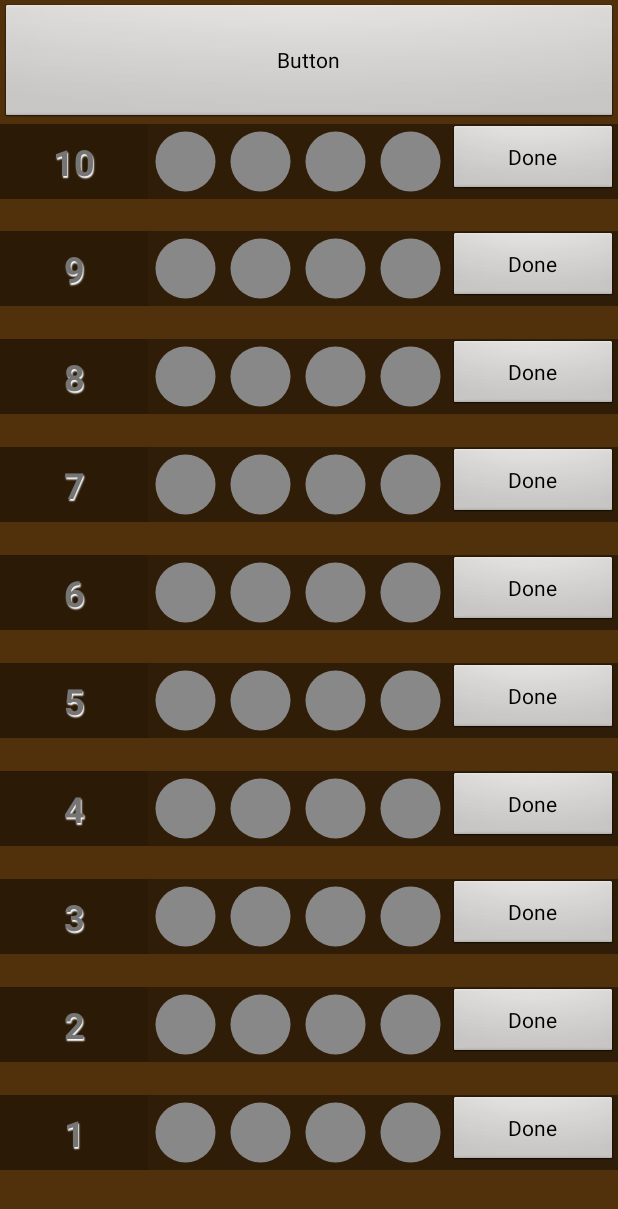
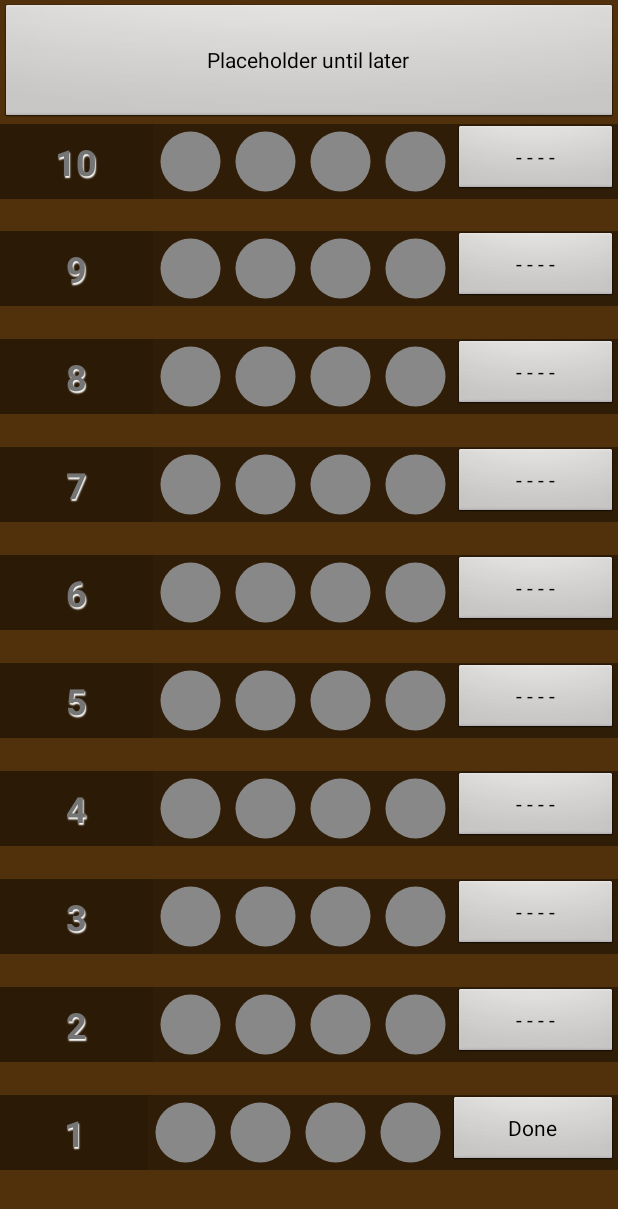
Before and after one commit to ChrisLaforet/MasterMind, an Android app: the PlayMastermindActivity screen opened directly, with no data from a screen before it, on a phone screen of 412 x 824 dp. Shown: the top 1209 px of the screen. Run offline under Robolectric (Android 15) with nearby library versions, the phone set to English and light mode, and no system bars.

Commit message:
Clean up and preparing to pop up peg selection menu

```diff
--- a/app/src/main/java/com/chrislaforetsoftware/mm/board/MastermindPegHole.kt
+++ b/app/src/main/java/com/chrislaforetsoftware/mm/board/MastermindPegHole.kt
@@ -6,8 +6,6 @@ import android.graphics.Color
 import android.graphics.Paint
 import android.util.AttributeSet
 import android.view.View
-import android.widget.TextView
-import kotlin.math.min
 
 
 class MastermindPegHole(context: Context, attrs: AttributeSet?, defStyle: Int) :
@@ -62,11 +60,11 @@ class MastermindPegHole(context: Context, attrs: AttributeSet?, defStyle: Int) :
         invalidate()
     }
 
-    fun getCodeColor() : com.chrislaforetsoftware.mm.rules.Color? {
+    fun getCodeColor() : com.chrislaforetsoftware.mm.rules.PegColor? {
         if (colorName.isEmpty()) {
             return null
         }
-        return com.chrislaforetsoftware.mm.rules.Color(colorName)
+        return com.chrislaforetsoftware.mm.rules.PegColor(colorName)
     }
 
     override fun onDraw(canvas: Canvas) {
--- a/app/src/main/java/com/chrislaforetsoftware/mm/board/MastermindPegRow.kt
+++ b/app/src/main/java/com/chrislaforetsoftware/mm/board/MastermindPegRow.kt
@@ -8,10 +8,12 @@ import android.view.ViewGroup
 import android.widget.Button
 import android.widget.LinearLayout
 import android.widget.TextView
+import android.widget.Toast
 import com.chrislaforetsoftware.mm.R
+import com.chrislaforetsoftware.mm.rules.PegColor
 
 
-class MastermindPegRow(context: Context, attrs: AttributeSet?, defStyle: Int) : LinearLayout(context, attrs, defStyle) {
+class MastermindPegRow(context: Context, attrs: AttributeSet?, defStyle: Int) : LinearLayout(context, attrs, defStyle), ChoiceListener {
 //	class MastermindPegRow(context: Context, attrs: AttributeSet?, defStyle: Int) : View(context, attrs, defStyle) {
 
 	constructor(context: Context) : this(context, null, 0) {}
@@ -33,15 +35,23 @@ class MastermindPegRow(context: Context, attrs: AttributeSet?, defStyle: Int) :
 		inflate(this.context, R.layout.mastermind_pegrow, this)
 
 		rowNumber = findViewById<TextView>(R.id.row_number)
-		peg0 = findViewById<MastermindPegHole>(R.id.peg_0)
-		peg1 = findViewById<MastermindPegHole>(R.id.peg_1)
-		peg2 = findViewById<MastermindPegHole>(R.id.peg_2)
-		peg3 = findViewById<MastermindPegHole>(R.id.peg_3)
-		peg4 = findViewById<MastermindPegHole>(R.id.peg_4)
-		peg5 = findViewById<MastermindPegHole>(R.id.peg_5)
+		peg0 = preparePegHole(R.id.peg_0)
+		peg1 = preparePegHole(R.id.peg_1)
+		peg2 = preparePegHole(R.id.peg_2)
+		peg3 = preparePegHole(R.id.peg_3)
+		peg4 = preparePegHole(R.id.peg_4)
+		peg5 = preparePegHole(R.id.peg_5)
 		doneButton = findViewById<Button>(R.id.row_done)
 		blackCount = findViewById<TextView>(R.id.black_count)
 		whiteCount = findViewById<TextView>(R.id.white_count)
+	}
+
+	private fun preparePegHole(pegHoleId: Int): MastermindPegHole {
+		val peg = findViewById<MastermindPegHole>(pegHoleId)
+		peg.setOnClickListener {
+			val selector = MastermindSelector(this.context, peg, this)
+		}
+		return peg
 	}
 
 	fun setNumber(number: Int) {
@@ -57,4 +67,17 @@ class MastermindPegRow(context: Context, attrs: AttributeSet?, defStyle: Int) :
 		peg5.visibility = GONE
 	}
 
+	fun activateRow(activate: Boolean) {
+		if (activate) {
+			this.doneButton.text = "Done"
+		}
+		this.doneButton.isClickable = activate
+	}
+
+
+	override fun handleChoice(chosenPeg: PegColor) {
+
+		Toast.makeText(this.context, "Color " + chosenPeg.toString(), Toast.LENGTH_LONG)
+//		TODO("Not yet implemented")
+	}
 }
--- a/app/src/main/java/com/chrislaforetsoftware/mm/board/PlayMastermindActivity.kt
+++ b/app/src/main/java/com/chrislaforetsoftware/mm/board/PlayMastermindActivity.kt
@@ -12,6 +12,7 @@ import android.widget.Button
 import android.widget.LinearLayout
 import android.widget.TextView
 import com.chrislaforetsoftware.mm.R
+import com.chrislaforetsoftware.mm.rules.PegColor
 
 
 class PlayMastermindActivity : Activity() {
@@ -50,44 +51,36 @@ class PlayMastermindActivity : Activity() {
         totalColors = intent.getIntExtra(TOTAL_COLORS, 6)
         allowDuplicateColors = intent.getBooleanExtra(ALLOW_DUPLICATE_COLORS, false)
 
-        row0 = findViewById<MastermindPegRow>(R.id.peg_row_0)
-        row0.setNumber(1)
-        row1 = findViewById<MastermindPegRow>(R.id.peg_row_1)
-        row1.setNumber(2)
-        row2 = findViewById<MastermindPegRow>(R.id.peg_row_2)
-        row2.setNumber(3)
-        row3 = findViewById<MastermindPegRow>(R.id.peg_row_3)
-        row3.setNumber(4)
-        row4 = findViewById<MastermindPegRow>(R.id.peg_row_4)
-        row4.setNumber(5)
-        row5 = findViewById<MastermindPegRow>(R.id.peg_row_5)
-        row5.setNumber(6)
-        row6 = findViewById<MastermindPegRow>(R.id.peg_row_6)
-        row6.setNumber(7)
-        row7 = findViewById<MastermindPegRow>(R.id.peg_row_7)
-        row7.setNumber(8)
-        row8 = findViewById<MastermindPegRow>(R.id.peg_row_8)
-        row8.setNumber(9)
-        row9 = findViewById<MastermindPegRow>(R.id.peg_row_9)
-        row9.setNumber(10)
+        val is6Well = totalWells == 6
+        row0 = preparePegRow(R.id.peg_row_0, 1, is6Well)
+        row1 = preparePegRow(R.id.peg_row_1, 2, is6Well)
+        row2 = preparePegRow(R.id.peg_row_2, 3, is6Well)
+        row3 = preparePegRow(R.id.peg_row_3, 4, is6Well)
+        row4 = preparePegRow(R.id.peg_row_4, 5, is6Well)
+        row5 = preparePegRow(R.id.peg_row_5, 6, is6Well)
+        row6 = preparePegRow(R.id.peg_row_6, 7, is6Well)
+        row7 = preparePegRow(R.id.peg_row_7, 8, is6Well)
+        row8 = preparePegRow(R.id.peg_row_8, 9, is6Well)
+        row9 = preparePegRow(R.id.peg_row_9, 10, is6Well)
 
-        if (totalWells != MAX_WELLS) {
-            row0.setWells(4)
-            row1.setWells(4)
-            row2.setWells(4)
-            row3.setWells(4)
-            row4.setWells(4)
-            row5.setWells(4)
-            row6.setWells(4)
-            row7.setWells(4)
-            row8.setWells(4)
-            row9.setWells(4)
-        }
 
+        // generate the code
+
+        // start the game clock
+        // Create clock here
+
+        row0.activateRow(true)
+    }
+
+    private fun preparePegRow(rowId: Int, rowNumber: Int, is6Well: Boolean): MastermindPegRow {
+        val row = findViewById<MastermindPegRow>(rowId)
+        row.setWells(if (is6Well) 6 else 4)
+        row.setNumber(rowNumber)
+        return row
     }
 
     override fun onPostCreate(savedInstanceState: Bundle?) {
         super.onPostCreate(savedInstanceState)
 
     }
- }
+}
--- a/app/src/main/res/layout/activity_play_mastermind.xml
+++ b/app/src/main/res/layout/activity_play_mastermind.xml
@@ -15,7 +15,7 @@
             android:weightSum="100">
 
         <Button
-                android:text="Button"
+                android:text="Placeholder until later"
                 android:layout_width="match_parent"
                 android:layout_height="wrap_content"
                 android:id="@+id/button"
--- a/app/src/main/res/layout/mastermind_pegrow.xml
+++ b/app/src/main/res/layout/mastermind_pegrow.xml
@@ -77,7 +77,8 @@
             android:id="@+id/row_done"
             android:layout_width="wrap_content"
             android:layout_height="wrap_content"
-            android:text="Done"
+            android:text="- - - -"
+            android:clickable="false"
             android:layout_weight="1"
             />
 
```
Also changed, not shown: app/src/main/java/com/chrislaforetsoftware/mm/board/MastermindSelector.kt (+36 -15 lines), app/src/main/java/com/chrislaforetsoftware/mm/rules/Code.kt (+4 -4 lines), app/src/main/java/com/chrislaforetsoftware/mm/rules/Color.kt (deleted, +0 -28 lines), app/src/main/java/com/chrislaforetsoftware/mm/rules/PegColor.kt (added, +44 -0 lines), 1 other file.
